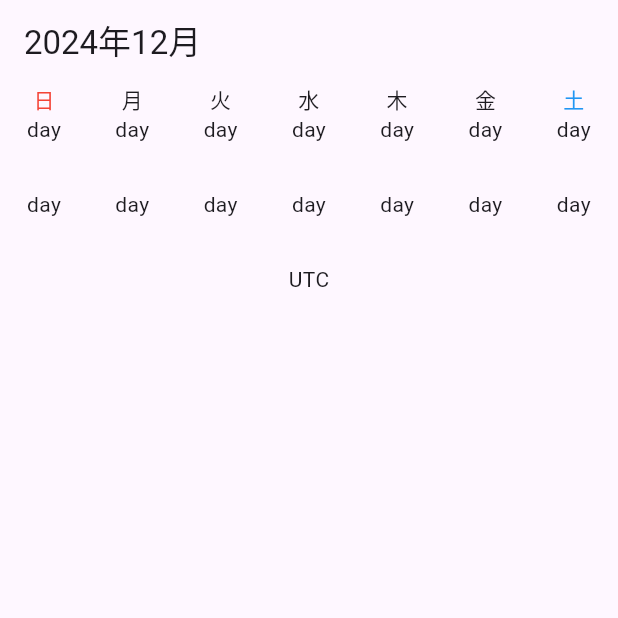
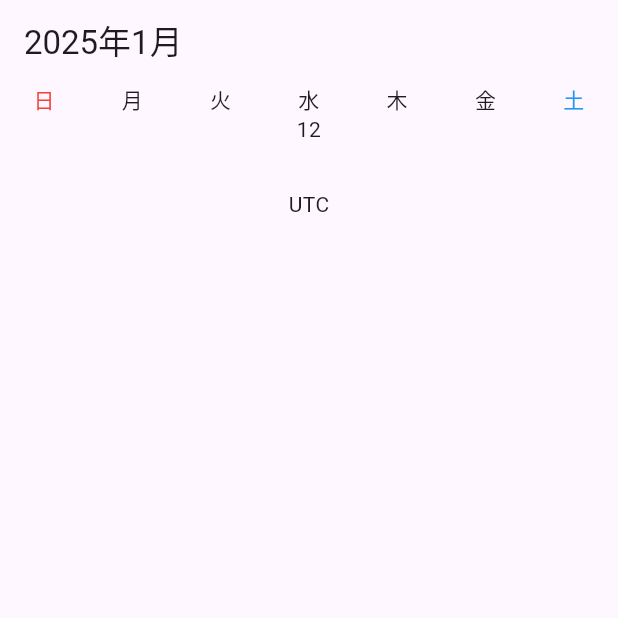
Before and after one commit to YutoFujikawa/calendar, a Flutter app: the screen it shows after launch, on a phone screen of 412 x 824 dp, the top half of it. Run offline on Flutter 3.47's test engine with Material 3 defaults, Android fonts, the phone set to English and light mode, and no system bars.

Commit message:
実際の日付取得してappbarに表示

```diff
--- a/lib/src/calendar/calendar_screen.dart
+++ b/lib/src/calendar/calendar_screen.dart
@@ -1,26 +1,36 @@
 import 'package:flutter/material.dart';
 
-class CalendarScreen extends StatelessWidget {
+class CalendarScreen extends StatefulWidget {
   const CalendarScreen({super.key});
 
   @override
-  Widget build(BuildContext context) {
-    return Scaffold(
-      appBar: AppBar(
-        title: const Text('2024年12月'),
-      ),
-      body: const CalendarView(),
-    );
-  }
+  State<StatefulWidget> createState() => CalendarScreenState();
 }
 
-class CalendarView extends StatelessWidget {
-  const CalendarView({super.key});
+class CalendarScreenState extends State<CalendarScreen> {
+  late DateTime now;
+  late int month;
+  late int year;
+  late DateTime firstDayOfMonth;
+  late DateTime lastDayOfMonth;
+  @override
+  void initState() {
+    super.initState();
+    now = DateTime.now();
+    month = now.month;
+    year = now.year;
+    firstDayOfMonth = DateTime(year, month, 1);
+    lastDayOfMonth = DateTime(year, month + 1, 0); // 次の月の0日目(先月の最終日)取得
+  }
 
   @override
   Widget build(BuildContext context) {
-    DateTime now = DateTime.now();
-    return Column(
+    print(now.day);
+    return Scaffold(
+      appBar: AppBar(
+        title: Text("$year年$month月"),
+      ),
+      body: Column(
         children: [
           const Row(
             children: [
@@ -33,30 +43,14 @@ class CalendarView extends StatelessWidget {
               DayOfWeekCell(dayName: '土', style: TextStyle(color: Colors.blue)),
             ],
           ),
-        const Row(
+          Row(
             children: [
-            DayCell("a"),
-            DayCell("a"),
-            DayCell("a"),
-            DayCell("a"),
-            DayCell("a"),
-            DayCell("a"),
-            DayCell("a"),
-          ],
-        ),
-        const Row(
-          children: [
-            DayCell("a"),
-            DayCell("a"),
-            DayCell("a"),
-            DayCell("a"),
-            DayCell("a"),
-            DayCell("a"),
-            DayCell("a"),
+              DayCell(now.day.toString()),
             ],
           ),
           Text(now.timeZoneName),
         ],
+      ),
     );
   }
 }
@@ -79,6 +73,7 @@ class DayOfWeekCell extends StatelessWidget {
   }
 }
 
+// 日付単体のセル
 class DayCell extends StatelessWidget {
   final String day;
   final TextStyle? style;
@@ -90,7 +85,7 @@ class DayCell extends StatelessWidget {
       child: Column(
         children: [
           Text(
-            "day",
+            day,
             style: style,
             textAlign: TextAlign.center,
           ),
```
Also changed, not shown: pubspec.lock. Lines whose indentation alone changed are shown as unchanged.
